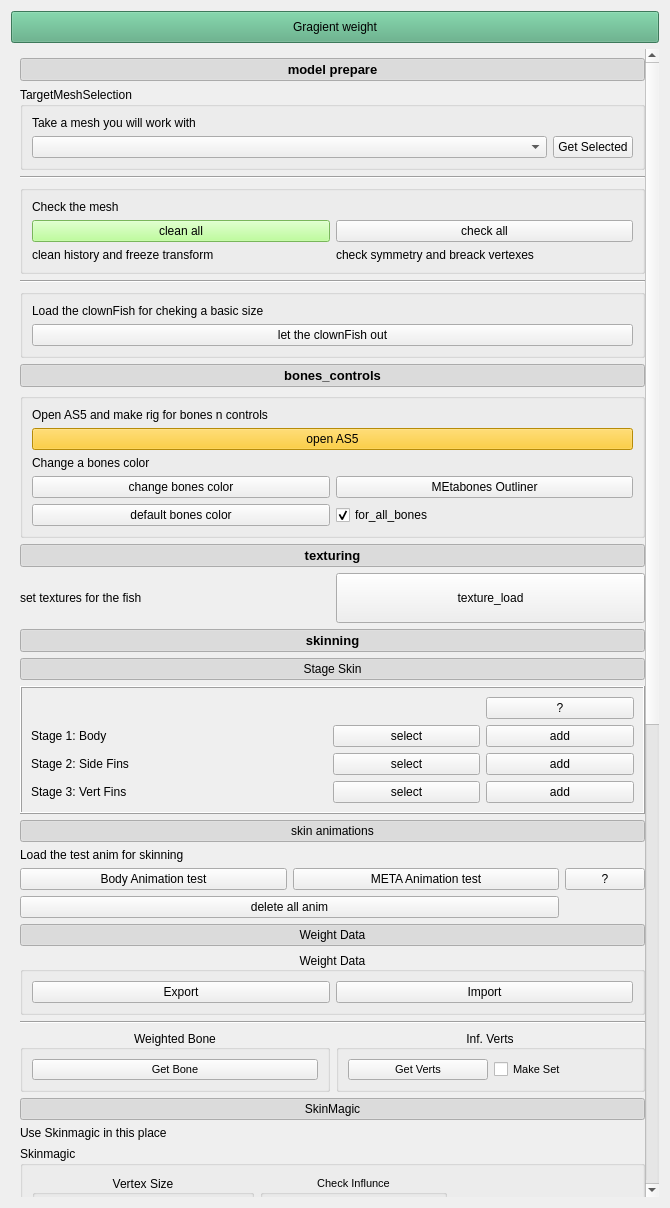
Qt form ui/rig_body.ui (DKorniov/FD_FishTool) before a commit.
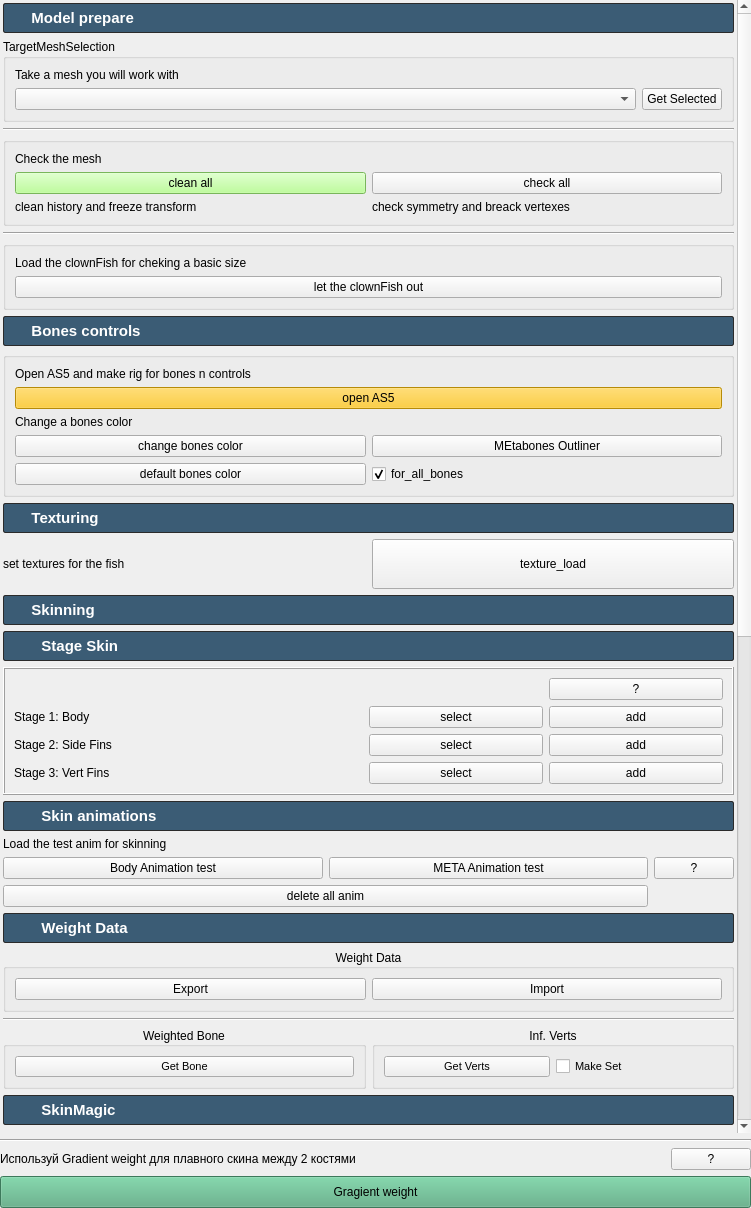
The same form after that commit.

Diff of the .ui file:
```diff
--- a/ui/rig_body.ui
+++ b/ui/rig_body.ui
@@ -6,7 +6,7 @@
    <rect>
     <x>0</x>
     <y>0</y>
-    <width>670</width>
+    <width>751</width>
     <height>1208</height>
    </rect>
   </property>
@@ -20,7 +20,19 @@
    <string>Form</string>
   </property>
   <layout class="QGridLayout" name="gridLayout_29">
-   <item row="1" column="0">
+   <property name="leftMargin">
+    <number>0</number>
+   </property>
+   <property name="topMargin">
+    <number>0</number>
+   </property>
+   <property name="rightMargin">
+    <number>0</number>
+   </property>
+   <property name="bottomMargin">
+    <number>0</number>
+   </property>
+   <item row="2" column="0" colspan="2">
     <layout class="QGridLayout" name="main_rig_layout">
      <property name="spacing">
       <number>0</number>
@@ -46,20 +58,26 @@
         <property name="geometry">
          <rect>
           <x>0</x>
-          <y>-745</y>
-          <width>633</width>
-          <height>1895</height>
+          <y>-235</y>
+          <width>732</width>
+          <height>1951</height>
          </rect>
         </property>
         <layout class="QGridLayout" name="gridLayout_8">
+         <property name="leftMargin">
+          <number>3</number>
+         </property>
+         <property name="topMargin">
+          <number>3</number>
+         </property>
          <property name="rightMargin">
-          <number>0</number>
+          <number>3</number>
          </property>
          <property name="bottomMargin">
-          <number>0</number>
+          <number>3</number>
          </property>
          <property name="horizontalSpacing">
-          <number>0</number>
+          <number>6</number>
          </property>
          <item row="5" column="0">
           <widget class="QFrame" name="frame_bones_controls">
@@ -1177,8 +1195,29 @@
             </property>
             <item row="6" column="0">
              <widget class="QPushButton" name="btn_weigt_data">
+              <property name="styleSheet">
+               <string notr="true">QPushButton {
+    text-align: left;          /* Текст слева, а не по центру */
+    padding-left: 25px;        /* Отступ от левого края */
+    font-size: 11pt;           /* Крупный шрифт */
+    font-weight: bold;         /* Жирный текст */
+    background-color: #444444; /* Темно-серый фон */
+    border: 1px solid #2b2b2b;
+    border-radius: 2px;
+    min-height: 28px;          /* Делаем кнопку высокой */
+}
+
+QPushButton:hover {
+    background-color: #555555; /* Подсветка при наведении */
+}
+
+QPushButton:checked {
+    background-color: #3b5c75; /* Синеватый фон для открытого блока (как в Maya) */
+    color: white;
+}</string>
+              </property>
               <property name="text">
-               <string>Weight Data</string>
+               <string>   Weight Data</string>
               </property>
               <property name="checkable">
                <bool>true</bool>
@@ -3113,8 +3152,29 @@
             </item>
             <item row="1" column="0">
              <widget class="QPushButton" name="btn_stage_skin">
+              <property name="styleSheet">
+               <string notr="true">QPushButton {
+    text-align: left;          /* Текст слева, а не по центру */
+    padding-left: 25px;        /* Отступ от левого края */
+    font-size: 11pt;           /* Крупный шрифт */
+    font-weight: bold;         /* Жирный текст */
+    background-color: #444444; /* Темно-серый фон */
+    border: 1px solid #2b2b2b;
+    border-radius: 2px;
+    min-height: 28px;          /* Делаем кнопку высокой */
+}
+
+QPushButton:hover {
+    background-color: #555555; /* Подсветка при наведении */
+}
+
+QPushButton:checked {
+    background-color: #3b5c75; /* Синеватый фон для открытого блока (как в Maya) */
+    color: white;
+}</string>
+              </property>
               <property name="text">
-               <string>Stage Skin</string>
+               <string>   Stage Skin</string>
               </property>
               <property name="checkable">
                <bool>true</bool>
@@ -3135,8 +3195,29 @@
                 <verstretch>0</verstretch>
                </sizepolicy>
               </property>
+              <property name="styleSheet">
+               <string notr="true">QPushButton {
+    text-align: left;          /* Текст слева, а не по центру */
+    padding-left: 25px;        /* Отступ от левого края */
+    font-size: 11pt;           /* Крупный шрифт */
+    font-weight: bold;         /* Жирный текст */
+    background-color: #444444; /* Темно-серый фон */
+    border: 1px solid #2b2b2b;
+    border-radius: 2px;
+    min-height: 28px;          /* Делаем кнопку высокой */
+}
+
+QPushButton:hover {
+    background-color: #555555; /* Подсветка при наведении */
+}
+
+QPushButton:checked {
+    background-color: #3b5c75; /* Синеватый фон для открытого блока (как в Maya) */
+    color: white;
+}</string>
+              </property>
               <property name="text">
-               <string>skin animations</string>
+               <string>   Skin animations</string>
               </property>
               <property name="checkable">
                <bool>true</bool>
@@ -3154,8 +3235,29 @@
                 <verstretch>0</verstretch>
                </sizepolicy>
               </property>
+              <property name="styleSheet">
+               <string notr="true">QPushButton {
+    text-align: left;          /* Текст слева, а не по центру */
+    padding-left: 25px;        /* Отступ от левого края */
+    font-size: 11pt;           /* Крупный шрифт */
+    font-weight: bold;         /* Жирный текст */
+    background-color: #444444; /* Темно-серый фон */
+    border: 1px solid #2b2b2b;
+    border-radius: 2px;
+    min-height: 28px;          /* Делаем кнопку высокой */
+}
+
+QPushButton:hover {
+    background-color: #555555; /* Подсветка при наведении */
+}
+
+QPushButton:checked {
+    background-color: #3b5c75; /* Синеватый фон для открытого блока (как в Maya) */
+    color: white;
+}</string>
+              </property>
               <property name="text">
-               <string>RE-skin</string>
+               <string>   RE-skin</string>
               </property>
               <property name="checkable">
                <bool>true</bool>
@@ -3173,8 +3275,29 @@
                 <verstretch>0</verstretch>
                </sizepolicy>
               </property>
+              <property name="styleSheet">
+               <string notr="true">QPushButton {
+    text-align: left;          /* Текст слева, а не по центру */
+    padding-left: 25px;        /* Отступ от левого края */
+    font-size: 11pt;           /* Крупный шрифт */
+    font-weight: bold;         /* Жирный текст */
+    background-color: #444444; /* Темно-серый фон */
+    border: 1px solid #2b2b2b;
+    border-radius: 2px;
+    min-height: 28px;          /* Делаем кнопку высокой */
+}
+
+QPushButton:hover {
+    background-color: #555555; /* Подсветка при наведении */
+}
+
+QPushButton:checked {
+    background-color: #3b5c75; /* Синеватый фон для открытого блока (как в Maya) */
+    color: white;
+}</string>
+              </property>
               <property name="text">
-               <string>SkinMagic</string>
+               <string>   SkinMagic</string>
               </property>
               <property name="checkable">
                <bool>true</bool>
@@ -3198,7 +3321,7 @@
              </spacer>
             </item>
             <item row="7" column="0">
-             <widget class="QFrame" name="frame">
+             <widget class="QFrame" name="frame_weigt_data">
               <property name="frameShape">
                <enum>QFrame::NoFrame</enum>
               </property>
@@ -3536,13 +3659,34 @@
           <widget class="QPushButton" name="btn_texturing">
            <property name="font">
             <font>
-             <pointsize>10</pointsize>
+             <pointsize>11</pointsize>
              <weight>75</weight>
              <bold>true</bold>
             </font>
            </property>
+           <property name="styleSheet">
+            <string notr="true">QPushButton {
+    text-align: left;          /* Текст слева, а не по центру */
+    padding-left: 15px;        /* Отступ от левого края */
+    font-size: 11pt;           /* Крупный шрифт */
+    font-weight: bold;         /* Жирный текст */
+    background-color: #444444; /* Темно-серый фон */
+    border: 1px solid #2b2b2b;
+    border-radius: 2px;
+    min-height: 28px;          /* Делаем кнопку высокой */
+}
+
+QPushButton:hover {
+    background-color: #555555; /* Подсветка при наведении */
+}
+
+QPushButton:checked {
+    background-color: #3b5c75; /* Синеватый фон для открытого блока (как в Maya) */
+    color: white;
+}</string>
+           </property>
            <property name="text">
-            <string>texturing</string>
+            <string>   Texturing</string>
            </property>
            <property name="checkable">
             <bool>true</bool>
@@ -3562,13 +3706,34 @@
            </property>
            <property name="font">
             <font>
-             <pointsize>10</pointsize>
+             <pointsize>11</pointsize>
              <weight>75</weight>
              <bold>true</bold>
             </font>
            </property>
+           <property name="styleSheet">
+            <string notr="true">QPushButton {
+    text-align: left;          /* Текст слева, а не по центру */
+    padding-left: 15px;        /* Отступ от левого края */
+    font-size: 11pt;           /* Крупный шрифт */
+    font-weight: bold;         /* Жирный текст */
+    background-color: #444444; /* Темно-серый фон */
+    border: 1px solid #2b2b2b;
+    border-radius: 2px;
+    min-height: 28px;          /* Делаем кнопку высокой */
+}
+
+QPushButton:hover {
+    background-color: #555555; /* Подсветка при наведении */
+}
+
+QPushButton:checked {
+    background-color: #3b5c75; /* Синеватый фон для открытого блока (как в Maya) */
+    color: white;
+}</string>
+           </property>
            <property name="text">
-            <string>model prepare</string>
+            <string>   Model prepare</string>
            </property>
            <property name="checkable">
             <bool>true</bool>
@@ -3591,13 +3756,34 @@
            </property>
            <property name="font">
             <font>
-             <pointsize>10</pointsize>
+             <pointsize>11</pointsize>
              <weight>75</weight>
              <bold>true</bold>
             </font>
            </property>
+           <property name="styleSheet">
+            <string notr="true">QPushButton {
+    text-align: left;          /* Текст слева, а не по центру */
+    padding-left: 15px;        /* Отступ от левого края */
+    font-size: 11pt;           /* Крупный шрифт */
+    font-weight: bold;         /* Жирный текст */
+    background-color: #444444; /* Темно-серый фон */
+    border: 1px solid #2b2b2b;
+    border-radius: 2px;
+    min-height: 28px;          /* Делаем кнопку высокой */
+}
+
+QPushButton:hover {
+    background-color: #555555; /* Подсветка при наведении */
+}
+
+QPushButton:checked {
+    background-color: #3b5c75; /* Синеватый фон для открытого блока (как в Maya) */
+    color: white;
+}</string>
+           </property>
            <property name="text">
-            <string>skinning</string>
+            <string>   Skinning</string>
            </property>
            <property name="checkable">
             <bool>true</bool>
@@ -3617,13 +3803,34 @@
            </property>
            <property name="font">
             <font>
-             <pointsize>10</pointsize>
+             <pointsize>11</pointsize>
              <weight>75</weight>
              <bold>true</bold>
             </font>
            </property>
+           <property name="styleSheet">
+            <string notr="true">QPushButton {
+    text-align: left;          /* Текст слева, а не по центру */
+    padding-left: 15px;        /* Отступ от левого края */
+    font-size: 11pt;           /* Крупный шрифт */
+    font-weight: bold;         /* Жирный текст */
+    background-color: #444444; /* Темно-серый фон */
+    border: 1px solid #2b2b2b;
+    border-radius: 2px;
+    min-height: 28px;          /* Делаем кнопку высокой */
+}
+
+QPushButton:hover {
+    background-color: #555555; /* Подсветка при наведении */
+}
+
+QPushButton:checked {
+    background-color: #3b5c75; /* Синеватый фон для открытого блока (как в Maya) */
+    color: white;
+}</string>
+           </property>
            <property name="text">
-            <string>bones_controls</string>
+            <string>   Bones controls</string>
            </property>
            <property name="checkable">
             <bool>true</bool>
@@ -3639,7 +3846,14 @@
      </item>
     </layout>
    </item>
-   <item row="0" column="0">
+   <item row="4" column="1">
+    <widget class="QPushButton" name="btn_info_btn_adaptive_gradient">
+     <property name="text">
+      <string>?</string>
+     </property>
+    </widget>
+   </item>
+   <item row="5" column="0" colspan="2">
     <widget class="QPushButton" name="btn_Apply_adaptive_gradient">
      <property name="sizePolicy">
       <sizepolicy hsizetype="Expanding" vsizetype="Fixed">
@@ -4082,6 +4296,26 @@
      </property>
     </widget>
    </item>
+   <item row="4" column="0">
+    <widget class="QLabel" name="label_adaptive_gradient">
+     <property name="sizePolicy">
+      <sizepolicy hsizetype="Expanding" vsizetype="Preferred">
+       <horstretch>0</horstretch>
+       <verstretch>0</verstretch>
+      </sizepolicy>
+     </property>
+     <property name="text">
+      <string>Используй Gradient weight для плавного скина между 2 костями </string>
+     </property>
+    </widget>
+   </item>
+   <item row="3" column="0" colspan="2">
+    <widget class="Line" name="line_4">
+     <property name="orientation">
+      <enum>Qt::Horizontal</enum>
+     </property>
+    </widget>
+   </item>
   </layout>
  </widget>
  <resources/>
```
Left out of the diff: 2 changed lines with no effect on the pictures.
